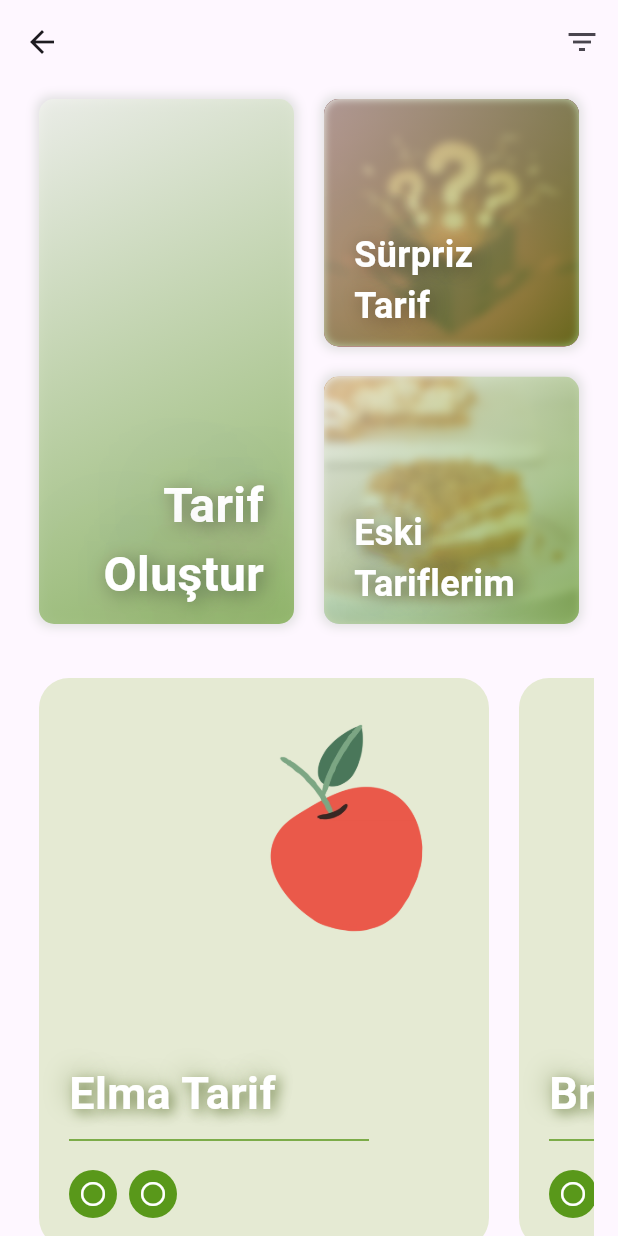
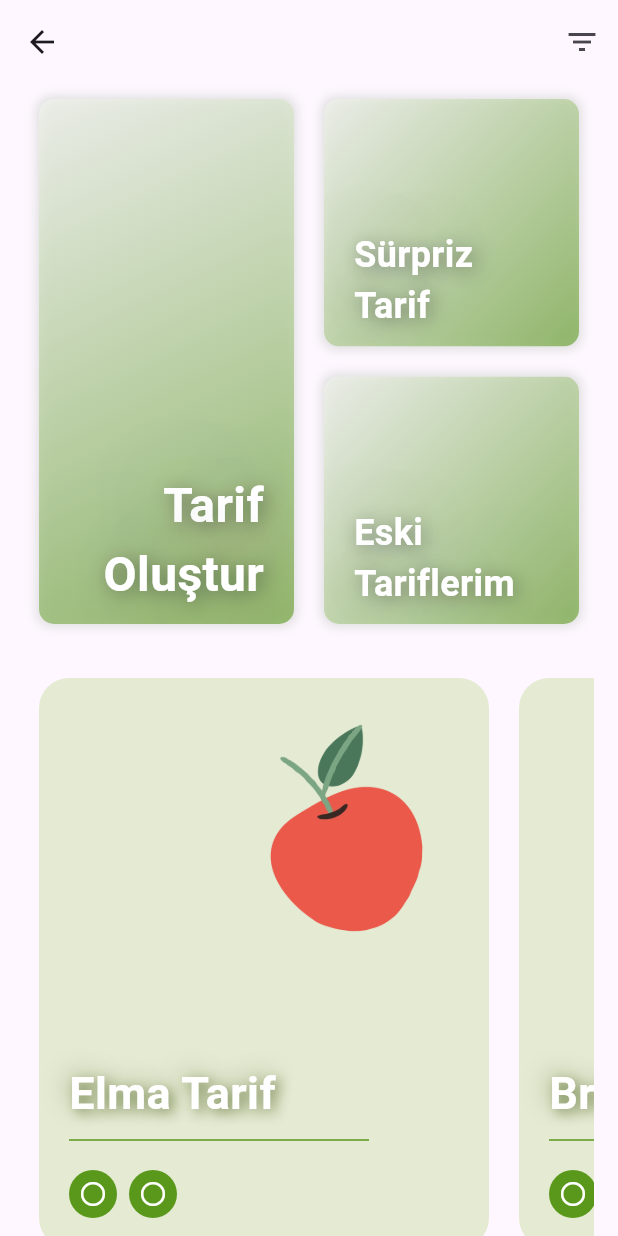
Before and after one commit to berkemremert/yesilsepet, a Flutter app: the DashboardPage screen opened directly, on a phone screen of 412 x 824 dp. Run offline on Flutter 3.47's test engine with Material 3 defaults, Android fonts, the phone set to English and light mode, and no system bars; our stand-ins replace font_awesome_flutter.

Commit message:
colors updated

```diff
--- a/lib/Views/dashboardPage/widgets/magic_box_button.dart
+++ b/lib/Views/dashboardPage/widgets/magic_box_button.dart
@@ -33,14 +33,12 @@ class MagicBoxButton extends StatelessWidget {
           borderRadius: BorderRadius.circular(10),
           child: Stack(
             children: [
-              // Background Image Layer
-              Positioned.fill(
-                child: Image.asset(
-                  'assets/surprise.png',
-                  fit: BoxFit.cover,
-                ),
-              ),
-              // Blurry Effect Layer
+              // Positioned.fill(
+              //   child: Image.asset(
+              //     'assets/surprise.png',
+              //     fit: BoxFit.cover,
+              //   ),
+              // ),
               Positioned.fill(
                 child: BackdropFilter(
                   filter: ImageFilter.blur(sigmaX: 3, sigmaY: 3),
--- a/lib/Views/dashboardPage/widgets/old_recipes_button.dart
+++ b/lib/Views/dashboardPage/widgets/old_recipes_button.dart
@@ -34,12 +34,12 @@ class OldRecipesButton extends StatelessWidget {
           child: Stack(
             children: [
               // Background Image Layer
-              Positioned.fill(
-                child: Image.asset(
-                  'assets/dessert2.jpg',
-                  fit: BoxFit.cover,
-                ),
-              ),
+              // Positioned.fill(
+              //   child: Image.asset(
+              //     'assets/dessert2.jpg',
+              //     fit: BoxFit.cover,
+              //   ),
+              // ),
               // Blurry Effect Layer
               Positioned.fill(
                 child: BackdropFilter(
--- a/lib/Views/theme/appColors.dart
+++ b/lib/Views/theme/appColors.dart
@@ -5,8 +5,13 @@ class AppColors {
   static const Color limeGreen = Color(0xFF81b622);
   static const Color yellowGreen = Color(0xFFecf87f);
   static const Color green = Color(0xFF59981a);
-  static const Color black = Color(0xFF000000);
 
+  static const Color orange = Color(0xFFfbaa60);
+  static const Color peachOrange = Color(0xFFfbc490);
+  static const Color coralOrange = Color(0xFFf67b50);
+  static const Color scarletOrange = Color(0xFFa82810);
+
+  // White tones
   static const Color pureWhite = Color(0xFFFFFFFF); // Pure white
   static const Color offWhite = Color(0xFFF5F5F5); // Off white (light grayish white)
   static const Color warmWhite = Color(0xFFFFF8E1); // Warm white (yellowish)
@@ -14,7 +19,7 @@ class AppColors {
   static const Color greenishWhite = Color(0xFFf0f4eb);
 
   // Black tones
-  static const Color pureBlack = Color(0xFF000000); // Pure black
+  static const Color black = Color(0xFF000000);
   static const Color darkBlack = Color(0xFF212121); // Dark black (soft black)
   static const Color mediumBlack = Color(0xFF424242); // Medium black (grayish black)
   static const Color lightBlack = Color(0xFF616161); // Light black (light grayish black)
```
